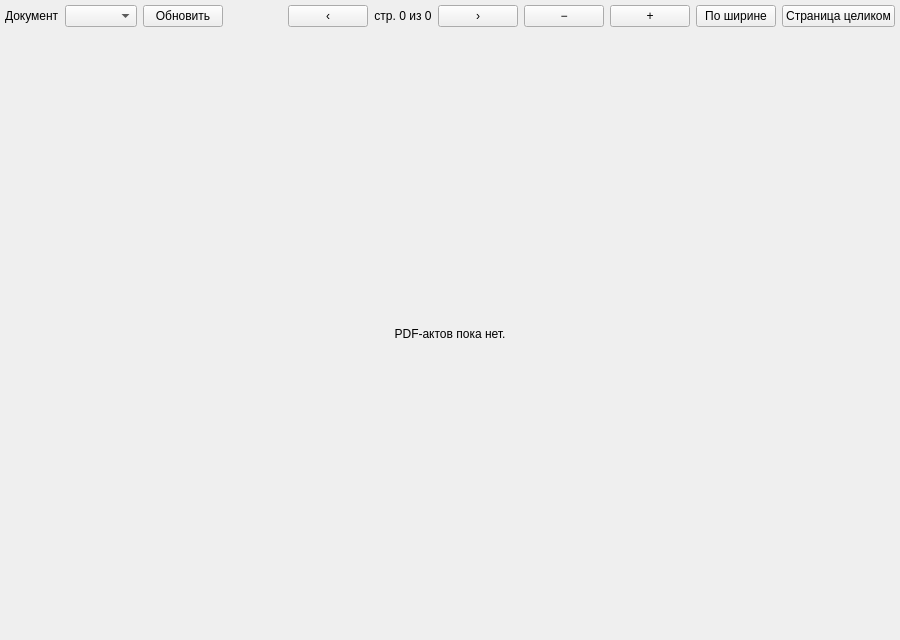
Qt form Src/Gui/MainWindow/ReportPreviewPanel.ui (Fiasik/MpiPlatform) before a commit.
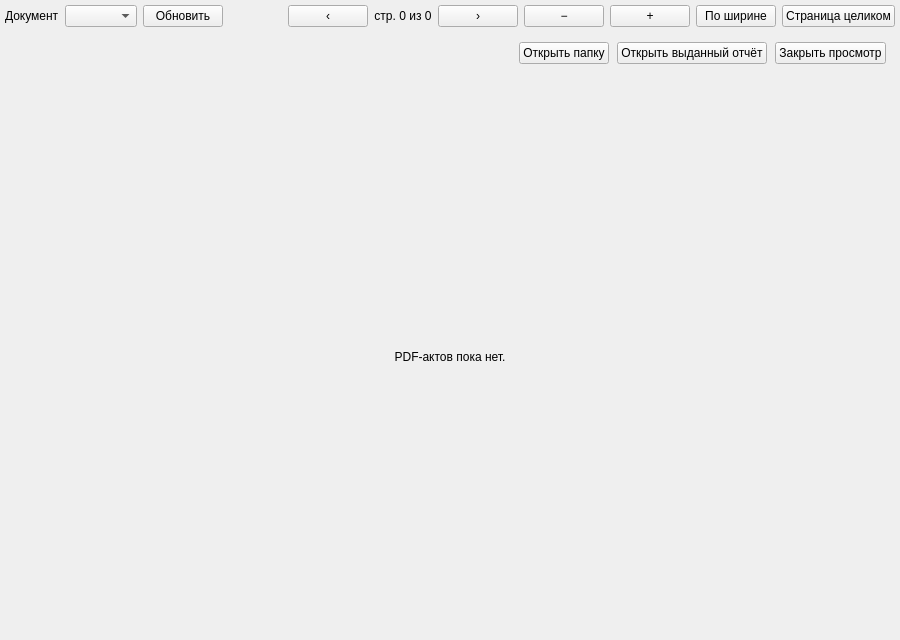
The same form after that commit.

Commit message: Расширить просмотр архива, сравнение трёх сессий и предпросмотр прошлых актов

What changed in the file:
```diff
--- a/Src/Gui/MainWindow/ReportPreviewPanel.ui
+++ b/Src/Gui/MainWindow/ReportPreviewPanel.ui
@@ -137,6 +137,55 @@
      </item>
     </layout>
    </item>
+   <item>
+    <widget class="QFrame" name="frame_reportPreviewPast_Section">
+     <layout class="QHBoxLayout" name="horizontalLayout_reportPreviewPast">
+      <property name="spacing">
+       <number>8</number>
+      </property>
+      <item>
+       <widget class="QLabel" name="label_reportPreviewPast">
+        <property name="sizePolicy">
+         <sizepolicy hsizetype="Expanding" vsizetype="Preferred">
+          <horstretch>1</horstretch>
+          <verstretch>0</verstretch>
+         </sizepolicy>
+        </property>
+        <property name="textFormat">
+         <enum>Qt::TextFormat::RichText</enum>
+        </property>
+        <property name="wordWrap">
+         <bool>true</bool>
+        </property>
+       </widget>
+      </item>
+      <item>
+       <widget class="QPushButton" name="pushButton_reportPreview_openFolder">
+        <property name="text">
+         <string>Открыть папку</string>
+        </property>
+       </widget>
+      </item>
+      <item>
+       <widget class="QPushButton" name="pushButton_reportPreview_openIssued">
+        <property name="text">
+         <string>Открыть выданный отчёт</string>
+        </property>
+       </widget>
+      </item>
+      <item>
+       <widget class="QPushButton" name="pushButton_reportPreview_closePast">
+        <property name="toolTip">
+         <string>Вернуть графики и акт текущей сессии (как «Закрыть просмотр» во вкладке «История»)</string>
+        </property>
+        <property name="text">
+         <string>Закрыть просмотр</string>
+        </property>
+       </widget>
+      </item>
+     </layout>
+    </widget>
+   </item>
    <item>
     <widget class="QStackedWidget" name="stackedWidget_reportPreview">
      <property name="sizePolicy">
```
The commit also changes 25 other files.
